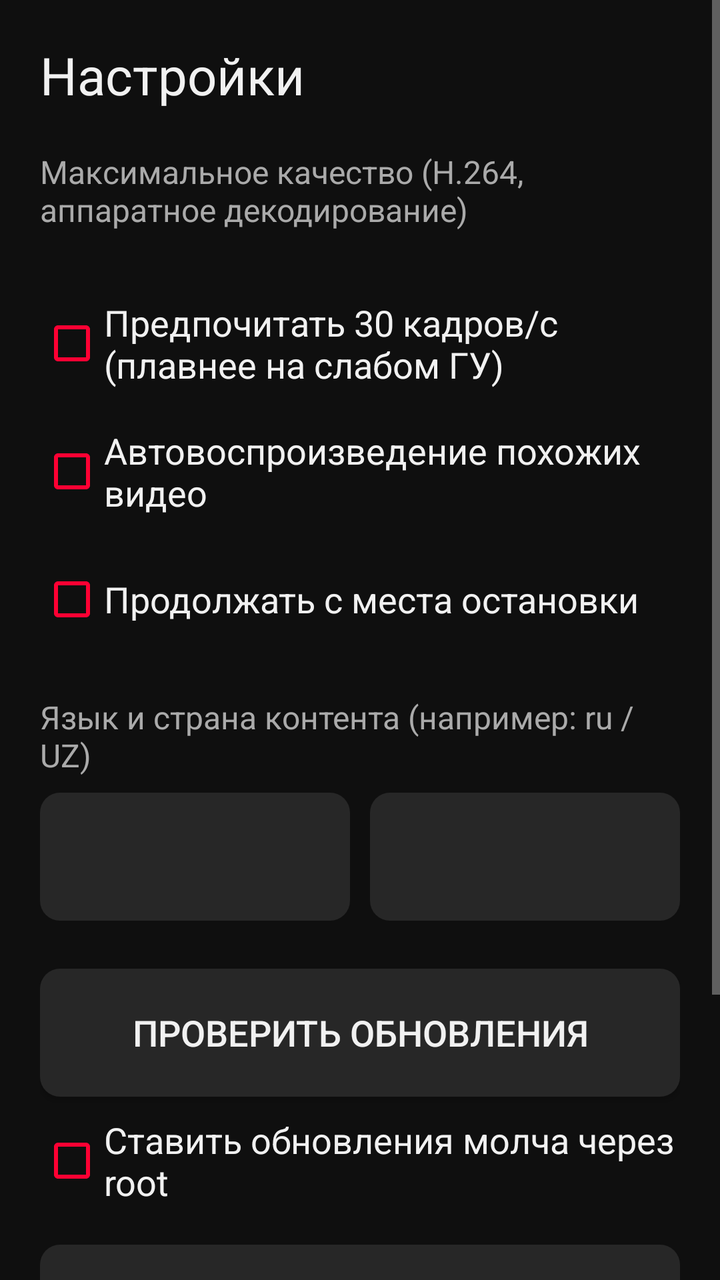
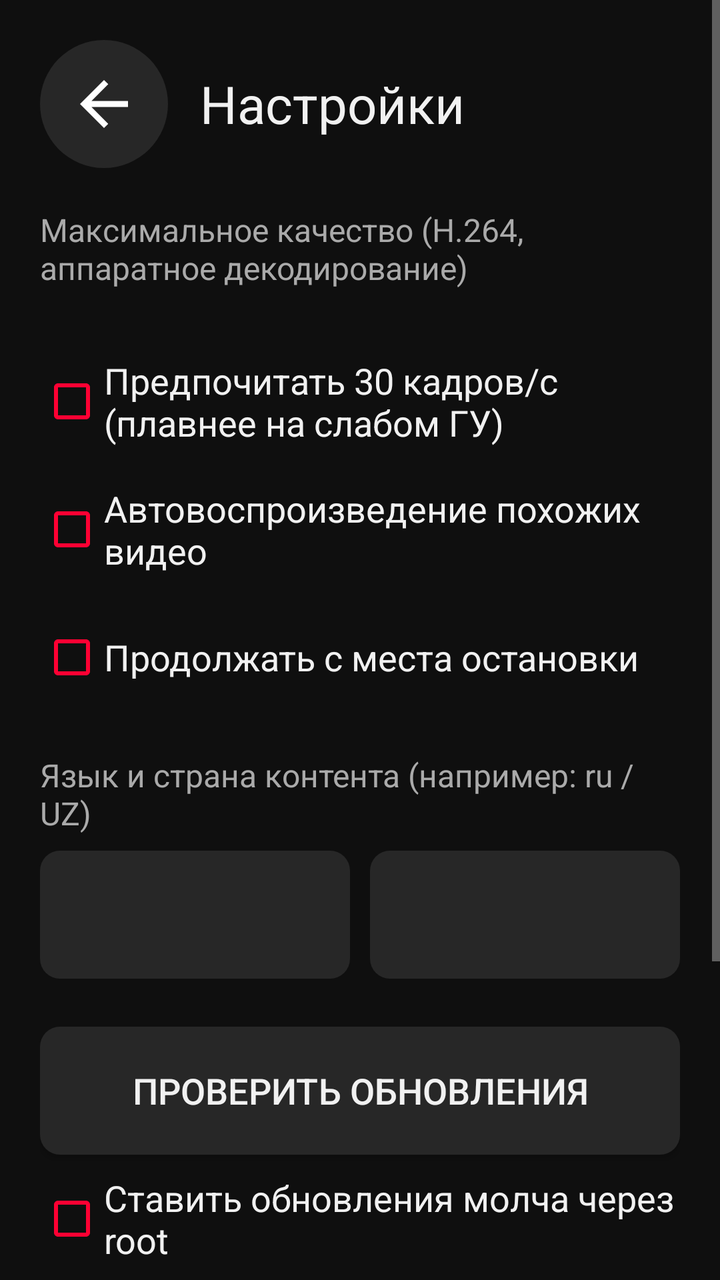

Two renders of the same Android screen: before a commit and after it. Below are the layout's source before the change and the commit's diff.
<!-- AndroidManifest.xml: application theme Theme.A6 -->
<!-- res/layout/activity_settings.xml -->
<?xml version="1.0" encoding="utf-8"?>
<ScrollView xmlns:android="http://schemas.android.com/apk/res/android"
    android:layout_width="match_parent"
    android:layout_height="match_parent">

    <LinearLayout
        android:layout_width="match_parent"
        android:layout_height="wrap_content"
        android:orientation="vertical"
        android:padding="20dp">

        <TextView
            android:layout_width="wrap_content"
            android:layout_height="wrap_content"
            android:text="@string/settings"
            android:textColor="@color/text"
            android:textSize="26sp" />

        <TextView
            android:layout_width="wrap_content"
            android:layout_height="wrap_content"
            android:layout_marginTop="20dp"
            android:text="Максимальное качество (H.264, аппаратное декодирование)"
            android:textColor="@color/text2"
            android:textSize="16sp" />

        <LinearLayout
            android:id="@+id/qualityRow"
            android:layout_width="match_parent"
            android:layout_height="wrap_content"
            android:layout_marginTop="8dp"
            android:orientation="horizontal" />

        <CheckBox
            android:id="@+id/prefer30"
            android:layout_width="match_parent"
            android:layout_height="@dimen/btn_h"
            android:layout_marginTop="16dp"
            android:background="@drawable/bg_item"
            android:buttonTint="@color/accent"
            android:text="Предпочитать 30 кадров/с (плавнее на слабом ГУ)"
            android:textColor="@color/text"
            android:textSize="18sp" />

        <CheckBox
            android:id="@+id/autoplay"
            android:layout_width="match_parent"
            android:layout_height="@dimen/btn_h"
            android:background="@drawable/bg_item"
            android:buttonTint="@color/accent"
            android:text="Автовоспроизведение похожих видео"
            android:textColor="@color/text"
            android:textSize="18sp" />

        <CheckBox
            android:id="@+id/resume"
            android:layout_width="match_parent"
            android:layout_height="@dimen/btn_h"
            android:background="@drawable/bg_item"
            android:buttonTint="@color/accent"
            android:text="Продолжать с места остановки"
            android:textColor="@color/text"
            android:textSize="18sp" />

        <TextView
            android:layout_width="wrap_content"
            android:layout_height="wrap_content"
            android:layout_marginTop="16dp"
            android:text="Язык и страна контента (например: ru / UZ)"
            android:textColor="@color/text2"
            android:textSize="16sp" />

        <LinearLayout
            android:layout_width="match_parent"
            android:layout_height="wrap_content"
            android:layout_marginTop="8dp"
            android:orientation="horizontal">

            <EditText
                android:id="@+id/language"
                android:layout_width="0dp"
                android:layout_height="@dimen/btn_h"
                android:layout_weight="1"
                android:background="@drawable/bg_edit"
                android:inputType="text"
                android:paddingStart="16dp"
                android:singleLine="true"
                android:textColor="@color/text"
                android:textSize="20sp" />

            <EditText
                android:id="@+id/country"
                android:layout_width="0dp"
                android:layout_height="@dimen/btn_h"
                android:layout_marginStart="10dp"
                android:layout_weight="1"
                android:background="@drawable/bg_edit"
                android:inputType="textCapCharacters"
                android:paddingStart="16dp"
                android:singleLine="true"
                android:textColor="@color/text"
                android:textSize="20sp" />
        </LinearLayout>

        <Button
            android:id="@+id/checkUpdate"
            style="@style/Btn"
            android:layout_width="match_parent"
            android:layout_marginTop="24dp"
            android:text="Проверить обновления" />

        <CheckBox
            android:id="@+id/updateRoot"
            android:layout_width="match_parent"
            android:layout_height="@dimen/btn_h"
            android:background="@drawable/bg_item"
            android:buttonTint="@color/accent"
            android:text="Ставить обновления молча через root"
            android:textColor="@color/text"
            android:textSize="18sp" />

        <Button
            android:id="@+id/keyTest"
            style="@style/Btn"
            android:layout_width="match_parent"
            android:layout_marginTop="10dp"
            android:text="@string/key_test" />

        <Button
            android:id="@+id/clearHistory"
            style="@style/Btn"
            android:layout_width="match_parent"
            android:layout_marginTop="10dp"
            android:text="Очистить историю" />

        <TextView
            android:id="@+id/info"
            android:layout_width="match_parent"
            android:layout_height="wrap_content"
            android:layout_marginTop="24dp"
            android:textColor="@color/text2"
            android:textIsSelectable="true"
            android:textSize="14sp" />
    </LinearLayout>
</ScrollView>
<!-- resources referenced by this layout -->
<resources>
  <color name="accent">#FF0033</color>
  <color name="text">#F1F1F1</color>
  <color name="text2">#AAAAAA</color>
  <dimen name="btn_h">64dp</dimen>
  <!-- drawable bg_edit (drawable) -->
  <?xml version="1.0" encoding="utf-8"?>
  <selector xmlns:android="http://schemas.android.com/apk/res/android">
      <item android:state_focused="true">
          <shape><solid android:color="@color/surface2" /><stroke android:width="3dp" android:color="@color/focus" /><corners android:radius="10dp" /></shape>
      </item>
      <item>
          <shape><solid android:color="@color/surface2" /><corners android:radius="10dp" /></shape>
      </item>
  </selector>
  <string name="key_test">Тест кнопок руля / джойстика</string>
  <string name="settings">Настройки</string>
  <style name="Btn">
          <item name="android:layout_height">@dimen/btn_h</item>
          <item name="android:minWidth">88dp</item>
          <item name="android:paddingStart">18dp</item>
          <item name="android:paddingEnd">18dp</item>
          <item name="android:gravity">center</item>
          <item name="android:textSize">18sp</item>
          <item name="android:textColor">@color/btn_text</item>
          <item name="android:background">@drawable/bg_btn</item>
          <item name="android:focusable">true</item>
          <item name="android:clickable">true</item>
          <item name="android:singleLine">true</item>
      </style>
  <color name="surface2">#272727</color>
  <color name="focus">#FFD600</color>
  <color name="focus_bg">#33FFD600</color>
  <color name="bg">#0F0F0F</color>
  <color name="surface">#1C1C1C</color>
  <style name="Dialog.A6" parent="android:Theme.Material.Dialog.Alert">
          <item name="android:colorAccent">@color/focus</item>
          <item name="android:textSize">20sp</item>
          <item name="android:windowBackground">@color/surface</item>
      </style>
  <!-- unchanged entries left out for length: 3 -->
</resources>

<!-- the commit's change to res/layout/activity_settings.xml (unified diff, before → after) -->
@@ -9,12 +9,28 @@
         android:orientation="vertical"
         android:padding="20dp">
 
-        <TextView
-            android:layout_width="wrap_content"
+        <LinearLayout
+            android:layout_width="match_parent"
             android:layout_height="wrap_content"
-            android:text="@string/settings"
-            android:textColor="@color/text"
-            android:textSize="26sp" />
+            android:gravity="center_vertical"
+            android:orientation="horizontal">
+
+            <ImageButton
+                android:id="@+id/btnBack"
+                style="@style/CtrlBtn"
+                android:layout_width="@dimen/btn_h"
+                android:layout_height="@dimen/btn_h"
+                android:contentDescription="Назад"
+                android:src="@drawable/ic_back" />
+
+            <TextView
+                android:layout_width="wrap_content"
+                android:layout_height="wrap_content"
+                android:layout_marginStart="16dp"
+                android:text="@string/settings"
+                android:textColor="@color/text"
+                android:textSize="26sp" />
+        </LinearLayout>
 
         <TextView
             android:layout_width="wrap_content"
<!-- resource entries referenced after the edit -->
@@ -14,6 +14,11 @@
           <shape><solid android:color="@color/surface2" /><corners android:radius="10dp" /></shape>
       </item>
   </selector>
+  <!-- drawable ic_back (drawable) -->
+  <?xml version="1.0" encoding="utf-8"?>
+  <vector xmlns:android="http://schemas.android.com/apk/res/android" android:width="24dp" android:height="24dp" android:viewportWidth="24" android:viewportHeight="24" android:autoMirrored="true">
+      <path android:fillColor="#FFFFFFFF" android:pathData="M20,11H7.83l5.59,-5.59L12,4l-8,8 8,8 1.41,-1.41L7.83,13H20v-2z" />
+  </vector>
   <string name="key_test">Тест кнопок руля / джойстика</string>
   <string name="settings">Настройки</string>
   <style name="Btn">
@@ -29,9 +34,32 @@
           <item name="android:clickable">true</item>
           <item name="android:singleLine">true</item>
       </style>
+  <style name="CtrlBtn">
+          <item name="android:layout_width">@dimen/ctrl</item>
+          <item name="android:layout_height">@dimen/ctrl</item>
+          <item name="android:padding">14dp</item>
+          <item name="android:scaleType">fitCenter</item>
+          <item name="android:background">@drawable/bg_ctrl</item>
+          <item name="android:focusable">true</item>
+          <item name="android:clickable">true</item>
+      </style>
   <color name="surface2">#272727</color>
   <color name="focus">#FFD600</color>
   <color name="focus_bg">#33FFD600</color>
+  <dimen name="ctrl">76dp</dimen>
+  <!-- drawable bg_ctrl (drawable) -->
+  <?xml version="1.0" encoding="utf-8"?>
+  <selector xmlns:android="http://schemas.android.com/apk/res/android">
+      <item android:state_focused="true">
+          <shape android:shape="oval"><solid android:color="@color/focus_bg" /><stroke android:width="3dp" android:color="@color/focus" /></shape>
+      </item>
+      <item android:state_pressed="true">
+          <shape android:shape="oval"><solid android:color="#3A3A3A" /></shape>
+      </item>
+      <item>
+          <shape android:shape="oval"><solid android:color="@color/surface2" /></shape>
+      </item>
+  </selector>
   <color name="bg">#0F0F0F</color>
   <color name="surface">#1C1C1C</color>
   <style name="Dialog.A6" parent="android:Theme.Material.Dialog.Alert">
